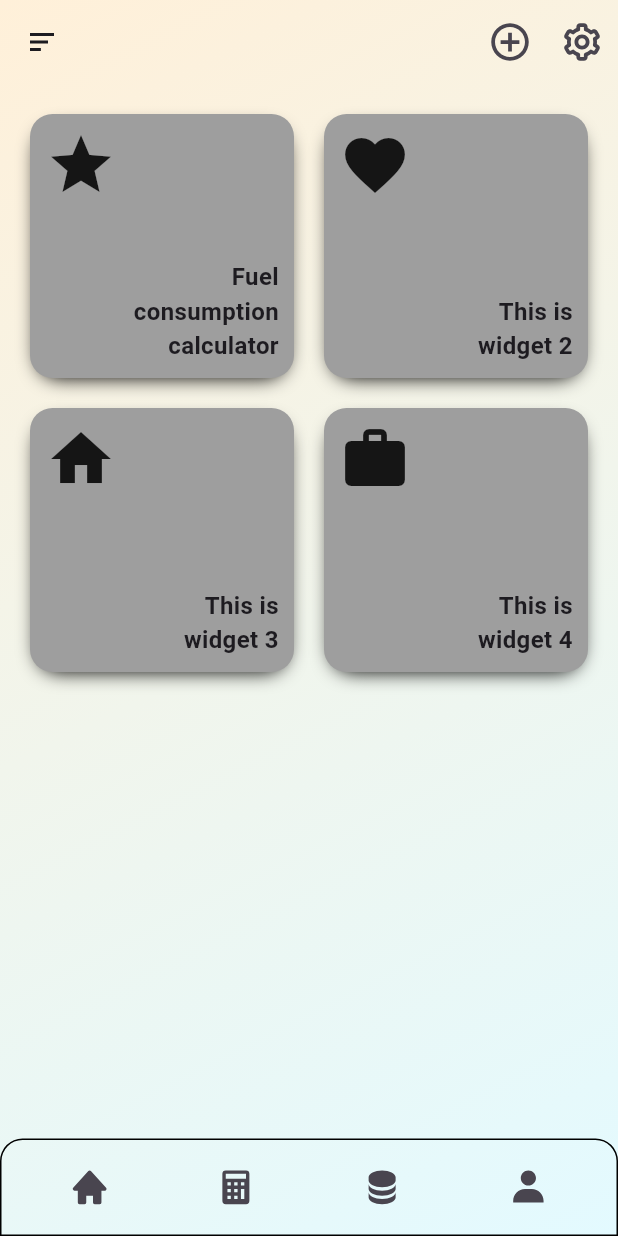
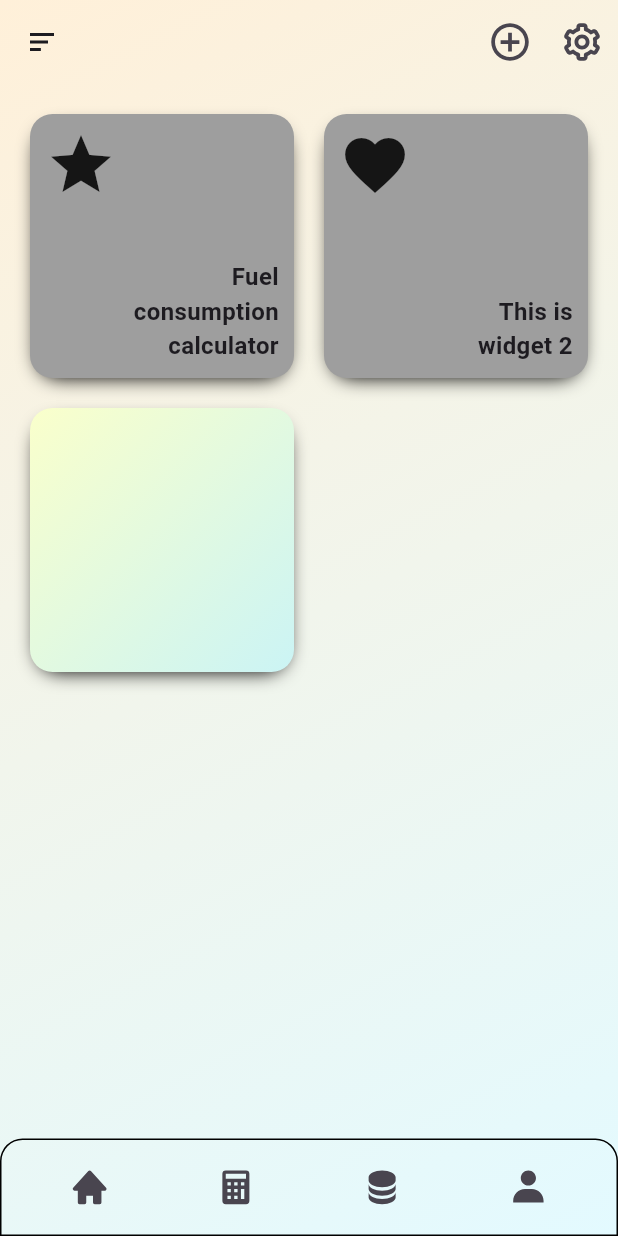
Before and after one commit to Emiresk/CarLibProto, a Flutter app: the screen it shows after launch, item 2 of the bottom bar chosen, on a phone screen of 412 x 824 dp. Run offline on Flutter 3.47's test engine with Material 3 defaults, Android fonts, the phone set to English and light mode, and no system bars; drawn by our look-alikes of auto_size_text; our stand-ins replace go_router, icons_plus.

Commit message:
Added function to dynamic widget sheet

```diff
--- a/lib/Application/Widgets/WidgetB.dart
+++ b/lib/Application/Widgets/WidgetB.dart
@@ -4,46 +4,102 @@ import 'package:auto_size_text/auto_size_text.dart';
 
 class WidgetB extends StatelessWidget {
 
-  final Map<int, WidgetConfiguration> _wd = {
-    0: WidgetConfiguration(
+  final Map<int, WidgetDataPrefab> _widgetDataPrefab = {
+    0: WidgetDataPrefab(
       name: 'fuel_consumption',
       icon: Icons.star,
       description: 'Fuel consumption calculator',
+      isAvailable: true,
+      isActive: true,
+      isSoon: false,
     ),
-    1: WidgetConfiguration(
+    1: WidgetDataPrefab(
       name: 'Widget 2',
       icon: Icons.favorite,
       description: 'This is widget 2',
+      isAvailable: true,
+      isActive: false,
+      isSoon: false,
     ),
-    2: WidgetConfiguration(
+    2: WidgetDataPrefab(
       name: 'Widget 3',
       icon: Icons.home,
       description: 'This is widget 3',
+      isAvailable: false,
+      isActive: false,
+      isSoon: false,
     ),
-    3: WidgetConfiguration(
+    3: WidgetDataPrefab(
       name: 'Widget 4',
       icon: Icons.work,
       description: 'This is widget 4',
+      isAvailable: true,
+      isActive: false,
+      isSoon: true,
     ),
   };
 
 
   @override
   Widget build(BuildContext context) {
+
+    var _widgetDataBuilder = WidgetDataBuilder();
+    var _availableWidgets = _widgetDataPrefab.values.where((wData) => wData.isAvailable).toList();
+
+
+
+    print( "Total cards ==> " + _widgetDataPrefab.length.toString());
+
     return Container(
       padding: EdgeInsets.all(5),
       child: GridView.builder (
-          gridDelegate: SliverGridDelegateWithFixedCrossAxisCount(
+          gridDelegate: const SliverGridDelegateWithFixedCrossAxisCount(
             crossAxisCount: 2,
             crossAxisSpacing: 20,
             mainAxisSpacing: 20
           ),
-          itemCount: _wd.length,
-          itemBuilder: (context, index) {
-            final wConfig = _wd[index]!;
+          itemCount: _availableWidgets.length,
+          itemBuilder: (context, index)
+          {
+            var data = _availableWidgets[index]!;
+            if ( data.isAvailable == true )
+            {
+              return _widgetDataBuilder._generateCard(data);
+            }
+          }
+      ),
+    );
+  }
+}
+
+class WidgetDataPrefab {
+  final String name;
+  final IconData icon;
+  final String description;
+  final bool isAvailable;  // Show in tree
+  final bool isActive;     // OnClick is working
+  final bool isSoon;       // Lock icon
+
+  WidgetDataPrefab({
+    required this.name,
+    required this.icon,
+    required this.description,
+    required this.isAvailable,
+    required this.isActive,
+    required this.isSoon
+  });
+}
+
+class WidgetDataBuilder {
+  InkWell _generateCard ( dynamic data ) {
     return InkWell(
-              onTap: () => print("Tap on button {$wConfig}"),
-              child: Container(
+      onTap: () => print("Click on button " + data.description),
+      child: data.isSoon ? _showComingSoonCard(data) : _showNormalCard(data),
+    );
+  }
+
+  Container _showNormalCard ( dynamic data ) {
+    return Container(
       decoration: BoxDecoration(
         color: Colors.grey.shade500,
         borderRadius: BorderRadius.all(Radius.circular(15)),
@@ -62,7 +118,7 @@ class WidgetB extends StatelessWidget {
               left: 10,
               child: Icon(
                   size: 48,
-                            wConfig.icon
+                  data.icon
               )
           ),
           Positioned(
@@ -71,7 +127,7 @@ class WidgetB extends StatelessWidget {
               child: SizedBox (
                   width: 100,
                   child: AutoSizeText(
-                              wConfig.description,
+                    data.description,
                     textAlign: TextAlign.end,
                     style: TextStyle(fontSize: 16, fontWeight: FontWeight.bold),
                     maxLines: 3,
@@ -80,23 +136,29 @@ class WidgetB extends StatelessWidget {
           )
         ],
       ),
-              ),
     );
   }
+
+  Container _showComingSoonCard ( dynamic data) {
+    return Container(
+      decoration: BoxDecoration(
+        gradient: LinearGradient(
+          begin: Alignment.topLeft,
+          end: Alignment.bottomRight,
+          colors: <Color>[
+            Color(0xFFfaffcb),
+            Color(0xFFcbf4f5),
+          ]
+        ),
+        borderRadius: BorderRadius.all(Radius.circular(15)),
+        boxShadow: const [ BoxShadow(
+            color: Colors.black,
+            blurRadius: 10,
+            blurStyle: BlurStyle.outer,
+            offset: Offset(0, 5),
+            spreadRadius: -5
+        )],
       ),
     );
   }
 }
-
-
-class WidgetConfiguration {
-  final String name;
-  final IconData icon;
-  final String description;
-
-  WidgetConfiguration({
-    required this.name,
-    required this.icon,
-    required this.description,
-  });
-}
```
Lines whose indentation alone changed are shown as unchanged.
